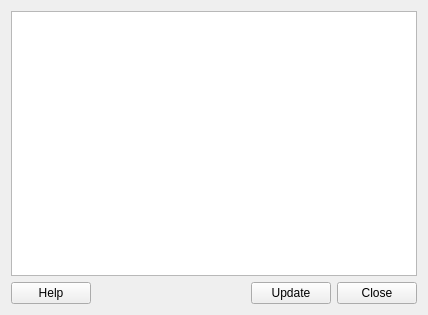
Qt form src/dialogs/recipeinput/nutrientinfodetailsdialog.ui (KDE/krecipes) before a commit.
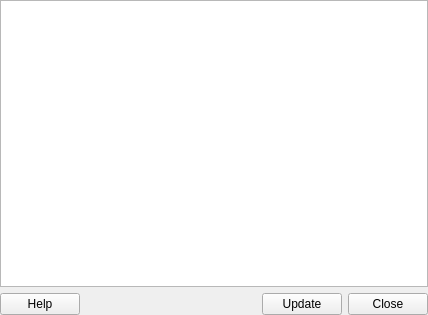
The same form after that commit. Icons and pictures are not drawn. Custom widgets are drawn as their Qt base class.

Commit message:
Set the main widget properly.
So it gets expanded along with the parent dialog.

```diff
--- a/src/dialogs/recipeinput/nutrientinfodetailsdialog.ui
+++ b/src/dialogs/recipeinput/nutrientinfodetailsdialog.ui
@@ -14,6 +14,9 @@
    <string>Nutritive information details</string>
   </property>
   <layout class="QVBoxLayout" name="verticalLayout">
+   <property name="margin">
+    <number>0</number>
+   </property>
    <item>
     <widget class="QTextBrowser" name="m_textBrowser">
      <property name="openLinks">
```
The commit also changes 1 other file.
